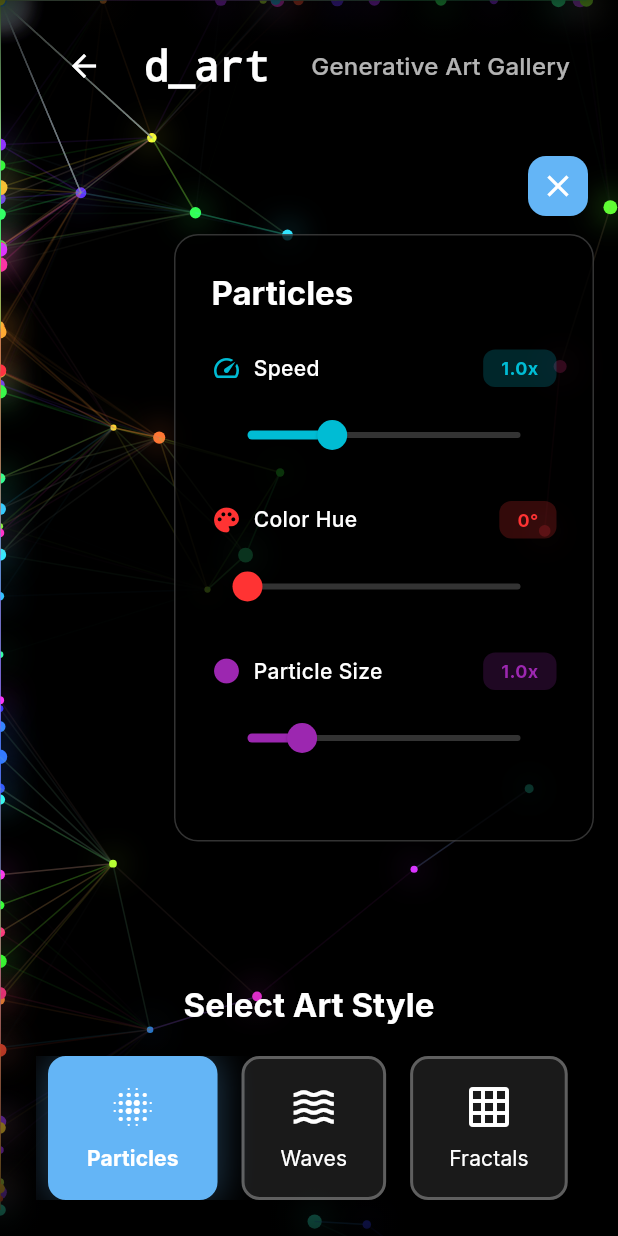
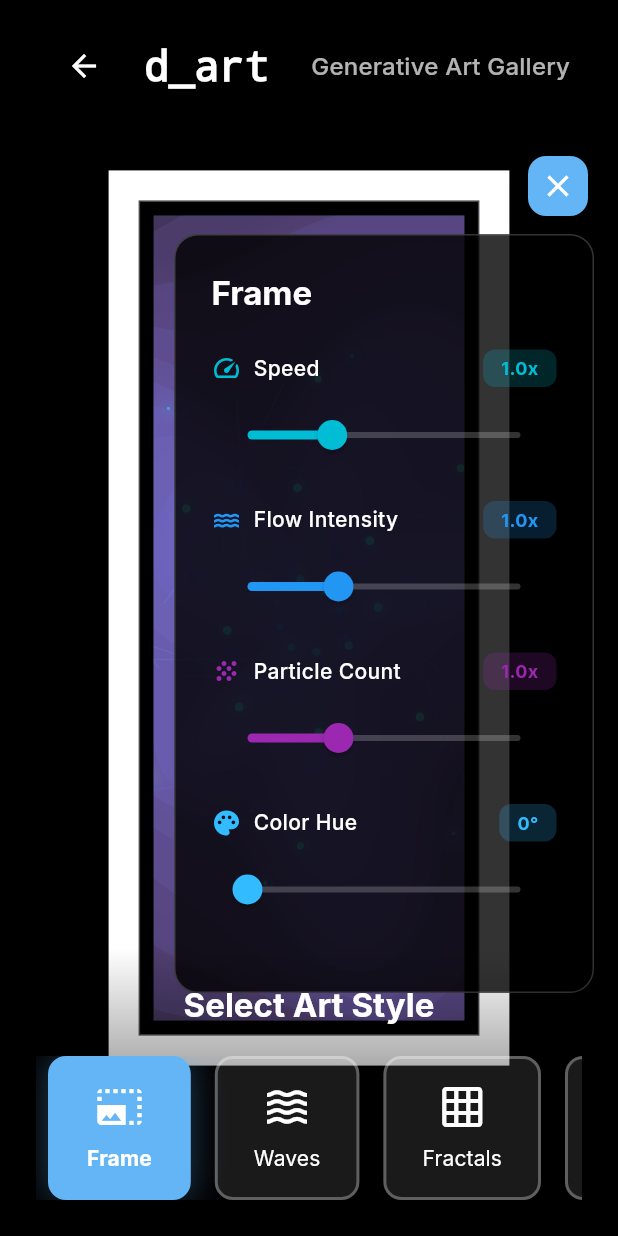
Before and after one commit to alperenderici/aadev, a Flutter app: the GenerativeArtPage screen opened by its route, after a tap on the "tune" icon, on a phone screen of 412 x 824 dp. Run offline on Flutter 3.47's test engine with Material 3 defaults, Android fonts, the phone set to English and light mode, and no system bars; our stand-ins replace firebase_analytics, firebase_core, flutter_animate, flutter_hooks, flutter_riverpod, font_awesome_flutter and 4 more; accounts and stored records are empty; generated files the repository leaves out were written again; statements that could not run were skipped.

Commit message:
Feature: Fix social links grid, reorder d_art styles, and add Flow Field art
Changes:
1. Social Links Section:
   - Changed from 5+5 to 6+6 grid layout on desktop
   - Now all 12 social links are visible (Spotify and Untappd now shown)
   - First row: GitHub, LinkedIn, Upwork, Medium, X, Letterboxd
   - Second row: HackerRank, Instagram, YouTube, Goodreads, Untappd, Spotify

2. d_art Page - Art Style Reordering:
   - Frame moved to first position (was last)
   - Particles moved to last position (was first)
   - New order: Frame, Waves, Fractals, Noise Field, Flow Field, Spirals, Particles
   - Default art type changed from Particles to Frame

3. New Art Style - Flow Field:
   - Organic flowing particles with curl noise algorithm
   - Multi-octave simplex noise for natural flow patterns
   - Particle trails with gradient transparency
   - Subtle flow field grid visualization
   - Interactive controls:
     * Speed (0.1x - 3.0x)
     * Particle Density (0.5x - 2.0x)
     * Trail Length (0.3x - 2.0x)
     * Color Hue (0° - 360°)
   - Similar to Noise Field but more fluid and organic
   - 800 particles with curl noise-based movement

4. Technical Implementation:
   - Created flow_painter.dart with FlowPainter class
   - Implemented curl noise using multi-octave simplex approximation
   - Particle wrapping at edges for continuous flow
   - Gradient trails with HSV color control
   - Flow field grid with directional indicators

All changes tested:
- flutter analyze: No issues found (1.5s)

```diff
--- a/lib/features/generative_art/models/art_type.dart
+++ b/lib/features/generative_art/models/art_type.dart
@@ -2,12 +2,13 @@ import 'package:flutter/material.dart';
 
 /// Types of generative art
 enum ArtType {
-  particles('Particles', Icons.blur_on),
+  frame('Frame', Icons.photo_size_select_large),
   waves('Waves', Icons.waves),
   fractals('Fractals', Icons.grid_on),
   noise('Noise Field', Icons.grain),
+  flow('Flow Field', Icons.water),
   spirals('Spirals', Icons.rotate_right),
-  frame('Frame', Icons.photo_size_select_large);
+  particles('Particles', Icons.blur_on);
 
   final String name;
   final IconData icon;
--- a/lib/features/generative_art/pages/generative_art_page.dart
+++ b/lib/features/generative_art/pages/generative_art_page.dart
@@ -14,7 +14,7 @@ class GenerativeArtPage extends HookWidget {
     final isMobile = MediaQuery.of(context).size.width < 600;
 
     // Art type state
-    final selectedArtType = useState(ArtType.particles);
+    final selectedArtType = useState(ArtType.frame);
 
     // Control panel visibility for mobile
     final isControlPanelExpanded = useState(false);
@@ -53,6 +53,12 @@ class GenerativeArtPage extends HookWidget {
     final frameFlowIntensity = useState(1.0);
     final frameParticleCount = useState(1.0);
     final frameHue = useState(0.0);
+
+    // Flow control parameters
+    final flowSpeed = useState(1.0);
+    final flowParticleDensity = useState(1.0);
+    final flowTrailLength = useState(1.0);
+    final flowHue = useState(0.0);
 
     // Local function to build control panel
     Widget buildControlPanel() {
@@ -302,6 +308,57 @@ class GenerativeArtPage extends HookWidget {
               ),
             ],
           );
+        case ArtType.flow:
+          return ArtControls(
+            title: 'Flow Field',
+            controls: [
+              ArtControlItem(
+                label: 'Speed',
+                value: flowSpeed.value,
+                min: 0.1,
+                max: 3.0,
+                onChanged: (value) => flowSpeed.value = value,
+                valueLabel: '${flowSpeed.value.toStringAsFixed(1)}x',
+                icon: Icons.speed,
+                color: Colors.cyan,
+              ),
+              ArtControlItem(
+                label: 'Particle Density',
+                value: flowParticleDensity.value,
+                min: 0.5,
+                max: 2.0,
+                onChanged: (value) => flowParticleDensity.value = value,
+                valueLabel: '${flowParticleDensity.value.toStringAsFixed(1)}x',
+                icon: Icons.grain,
+                color: Colors.purple,
+              ),
+              ArtControlItem(
+                label: 'Trail Length',
+                value: flowTrailLength.value,
+                min: 0.3,
+                max: 2.0,
+                onChanged: (value) => flowTrailLength.value = value,
+                valueLabel: '${flowTrailLength.value.toStringAsFixed(1)}x',
+                icon: Icons.timeline,
+                color: Colors.pink,
+              ),
+              ArtControlItem(
+                label: 'Color Hue',
+                value: flowHue.value,
+                min: 0,
+                max: 360,
+                onChanged: (value) => flowHue.value = value,
+                valueLabel: '${flowHue.value.toStringAsFixed(0)}°',
+                icon: Icons.palette,
+                color: HSVColor.fromAHSV(
+                  1.0,
+                  flowHue.value > 0 ? flowHue.value : 180,
+                  0.8,
+                  1.0,
+                ).toColor(),
+              ),
+            ],
+          );
         case ArtType.frame:
           return ArtControls(
             title: 'Frame',
@@ -386,6 +443,10 @@ class GenerativeArtPage extends HookWidget {
               frameFlowIntensity: frameFlowIntensity.value,
               frameParticleCount: frameParticleCount.value,
               frameHue: frameHue.value,
+              flowSpeed: flowSpeed.value,
+              flowParticleDensity: flowParticleDensity.value,
+              flowTrailLength: flowTrailLength.value,
+              flowHue: flowHue.value,
             ),
           ),
 
--- /dev/null
+++ b/lib/features/generative_art/painters/flow_painter.dart
@@ -0,0 +1,199 @@
+import 'dart:math';
+import 'dart:ui' as ui;
+import 'package:flutter/material.dart';
+
+/// Flow Field Painter - Organic flowing particles with curl noise
+class FlowPainter extends CustomPainter {
+  final Animation<double> animation;
+  final Random random;
+  final double flowSpeed;
+  final double particleDensity;
+  final double trailLength;
+  final double hue;
+
+  late List<FlowParticle> _particles;
+  static const int _particleCount = 800;
+
+  FlowPainter({
+    required this.animation,
+    required this.random,
+    this.flowSpeed = 1.0,
+    this.particleDensity = 1.0,
+    this.trailLength = 1.0,
+    this.hue = 0.0,
+  }) {
+    _particles = [];
+  }
+
+  @override
+  void paint(Canvas canvas, Size size) {
+    if (size.width == 0 || size.height == 0) return;
+
+    // Initialize particles if needed
+    if (_particles.isEmpty) {
+      final count = (_particleCount * particleDensity).toInt();
+      for (int i = 0; i < count; i++) {
+        _particles.add(FlowParticle(
+          x: random.nextDouble() * size.width,
+          y: random.nextDouble() * size.height,
+          hue: (hue + random.nextDouble() * 60 - 30) % 360,
+        ));
+      }
+    }
+
+    final time = animation.value * 2 * pi;
+
+    // Draw flowing particles with trails
+    for (var particle in _particles) {
+      // Calculate flow field direction using curl noise
+      final angle = _getCurlNoise(
+        particle.x / size.width,
+        particle.y / size.height,
+        time * flowSpeed * 0.3,
+      );
+
+      // Update particle position
+      final speed = 2.0 * flowSpeed;
+      final dx = cos(angle) * speed;
+      final dy = sin(angle) * speed;
+
+      particle.prevX = particle.x;
+      particle.prevY = particle.y;
+      particle.x += dx;
+      particle.y += dy;
+
+      // Wrap around edges
+      if (particle.x < 0) particle.x = size.width;
+      if (particle.x > size.width) particle.x = 0;
+      if (particle.y < 0) particle.y = size.height;
+      if (particle.y > size.height) particle.y = 0;
+
+      // Draw trail
+      final trailPaint = Paint()
+        ..strokeWidth = 1.5
+        ..strokeCap = StrokeCap.round
+        ..shader = ui.Gradient.linear(
+          Offset(particle.prevX, particle.prevY),
+          Offset(particle.x, particle.y),
+          [
+            HSVColor.fromAHSV(0.0, particle.hue, 0.8, 1.0).toColor(),
+            HSVColor.fromAHSV(0.6 * trailLength, particle.hue, 0.8, 1.0)
+                .toColor(),
+          ],
+        );
+
+      canvas.drawLine(
+        Offset(particle.prevX, particle.prevY),
+        Offset(particle.x, particle.y),
+        trailPaint,
+      );
+
+      // Draw particle glow
+      final glowPaint = Paint()
+        ..color = HSVColor.fromAHSV(0.3, particle.hue, 0.8, 1.0).toColor()
+        ..maskFilter = const MaskFilter.blur(BlurStyle.normal, 4);
+
+      canvas.drawCircle(
+        Offset(particle.x, particle.y),
+        2,
+        glowPaint,
+      );
+    }
+
+    // Draw flow field visualization (subtle grid)
+    _drawFlowFieldGrid(canvas, size, time);
+  }
+
+  /// Draw subtle flow field grid for visual interest
+  void _drawFlowFieldGrid(Canvas canvas, Size size, double time) {
+    final gridSize = 40.0;
+    final cols = (size.width / gridSize).ceil();
+    final rows = (size.height / gridSize).ceil();
+
+    final linePaint = Paint()
+      ..strokeWidth = 1
+      ..strokeCap = StrokeCap.round;
+
+    for (int i = 0; i < cols; i++) {
+      for (int j = 0; j < rows; j++) {
+        final x = i * gridSize + gridSize / 2;
+        final y = j * gridSize + gridSize / 2;
+
+        final angle = _getCurlNoise(
+          x / size.width,
+          y / size.height,
+          time * flowSpeed * 0.3,
+        );
+
+        final length = 15.0;
+        final x1 = x - cos(angle) * length / 2;
+        final y1 = y - sin(angle) * length / 2;
+        final x2 = x + cos(angle) * length / 2;
+        final y2 = y + sin(angle) * length / 2;
+
+        // Color based on angle
+        final colorHue = (hue + (angle / (2 * pi)) * 60) % 360;
+        linePaint.color =
+            HSVColor.fromAHSV(0.15, colorHue, 0.6, 1.0).toColor();
+
+        canvas.drawLine(
+          Offset(x1, y1),
+          Offset(x2, y2),
+          linePaint,
+        );
+      }
+    }
+  }
+
+  /// Generate curl noise for organic flow patterns
+  double _getCurlNoise(double x, double y, double t) {
+    // Multi-octave curl noise for more organic patterns
+    double angle = 0;
+
+    // First octave
+    angle += _simplex3D(x * 2, y * 2, t) * pi;
+
+    // Second octave
+    angle += _simplex3D(x * 4 + 100, y * 4 + 100, t * 0.5) * pi * 0.5;
+
+    // Third octave
+    angle += _simplex3D(x * 8 + 200, y * 8 + 200, t * 0.25) * pi * 0.25;
+
+    return angle;
+  }
+
+  /// Simplified 3D simplex noise approximation
+  double _simplex3D(double x, double y, double z) {
+    // Simple pseudo-noise using sine waves
+    final n1 = sin(x * 1.5 + z) * cos(y * 1.5);
+    final n2 = sin(y * 2.0 + z * 0.5) * cos(x * 2.0);
+    final n3 = sin((x + y) * 1.0 + z * 0.3);
+
+    return (n1 + n2 + n3) / 3.0;
+  }
+
+  @override
+  bool shouldRepaint(FlowPainter oldDelegate) {
+    return animation.value != oldDelegate.animation.value ||
+        flowSpeed != oldDelegate.flowSpeed ||
+        particleDensity != oldDelegate.particleDensity ||
+        trailLength != oldDelegate.trailLength ||
+        hue != oldDelegate.hue;
+  }
+}
+
+/// Flow particle with trail
+class FlowParticle {
+  double x;
+  double y;
+  double prevX;
+  double prevY;
+  double hue;
+
+  FlowParticle({
+    required this.x,
+    required this.y,
+    required this.hue,
+  })  : prevX = x,
+        prevY = y;
+}
--- a/lib/features/generative_art/widgets/generative_art_canvas.dart
+++ b/lib/features/generative_art/widgets/generative_art_canvas.dart
@@ -7,6 +7,7 @@ import 'package:aad/features/generative_art/painters/fractals_painter.dart';
 import 'package:aad/features/generative_art/painters/noise_painter.dart';
 import 'package:aad/features/generative_art/painters/spirals_painter.dart';
 import 'package:aad/features/generative_art/painters/frame_painter.dart';
+import 'package:aad/features/generative_art/painters/flow_painter.dart';
 
 /// Generative Art Canvas Widget
 class GenerativeArtCanvas extends StatefulWidget {
@@ -47,6 +48,12 @@ class GenerativeArtCanvas extends StatefulWidget {
   final double frameParticleCount;
   final double frameHue;
 
+  // Flow controls
+  final double flowSpeed;
+  final double flowParticleDensity;
+  final double flowTrailLength;
+  final double flowHue;
+
   const GenerativeArtCanvas({
     super.key,
     required this.artType,
@@ -73,6 +80,10 @@ class GenerativeArtCanvas extends StatefulWidget {
     this.frameFlowIntensity = 1.0,
     this.frameParticleCount = 1.0,
     this.frameHue = 0.0,
+    this.flowSpeed = 1.0,
+    this.flowParticleDensity = 1.0,
+    this.flowTrailLength = 1.0,
+    this.flowHue = 0.0,
   });
 
   @override
@@ -153,6 +164,15 @@ class _GenerativeArtCanvasState extends State<GenerativeArtCanvas>
           flowStrength: widget.noiseFlowStrength,
           hue: widget.noiseHue,
         );
+      case ArtType.flow:
+        return FlowPainter(
+          animation: _controller,
+          random: _random,
+          flowSpeed: widget.flowSpeed,
+          particleDensity: widget.flowParticleDensity,
+          trailLength: widget.flowTrailLength,
+          hue: widget.flowHue,
+        );
       case ArtType.spirals:
         return SpiralsPainter(
           animation: _controller,
```
Also changed, not shown: lib/features/home/widgets/social_links_section.dart (+4 -4 lines).
